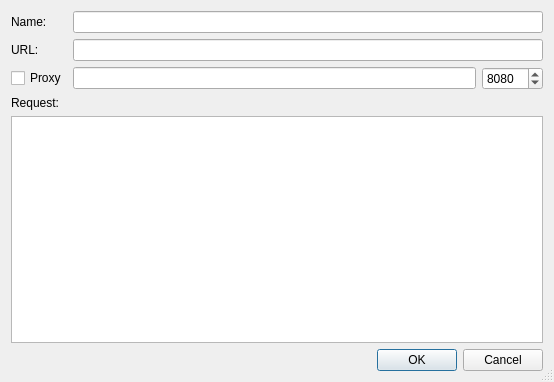
GPlates/GPlates, file src/qt-widgets/ConnectWFSDialogUi.ui: the form before one commit.
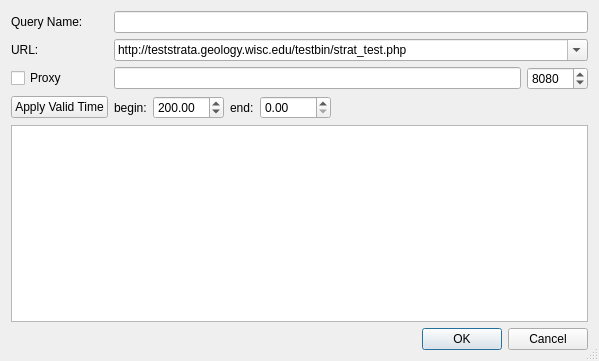
The form after the commit.

What changed in the file:
```diff
--- a/src/qt-widgets/ConnectWFSDialogUi.ui
+++ b/src/qt-widgets/ConnectWFSDialogUi.ui
@@ -6,10 +6,16 @@
    <rect>
     <x>0</x>
     <y>0</y>
-    <width>554</width>
-    <height>382</height>
+    <width>599</width>
+    <height>361</height>
    </rect>
   </property>
+  <property name="sizePolicy">
+   <sizepolicy hsizetype="MinimumExpanding" vsizetype="MinimumExpanding">
+    <horstretch>0</horstretch>
+    <verstretch>0</verstretch>
+   </sizepolicy>
+  </property>
   <property name="minimumSize">
    <size>
     <width>340</width>
@@ -26,7 +32,7 @@
    <bool>true</bool>
   </property>
   <layout class="QGridLayout" name="gridLayout">
-   <item row="2" column="1">
+   <item row="6" column="1">
     <layout class="QHBoxLayout" name="horizontalLayout">
      <item>
       <widget class="QLineEdit" name="lineEdit_proxy"/>
@@ -43,47 +49,123 @@
      </item>
     </layout>
    </item>
-   <item row="0" column="0">
+   <item row="1" column="0">
     <widget class="QLabel" name="label_2">
      <property name="text">
-      <string>Name:</string>
+      <string>Query Name:</string>
      </property>
     </widget>
    </item>
-   <item row="0" column="1">
+   <item row="1" column="1">
     <widget class="QLineEdit" name="lineEdit_name"/>
    </item>
-   <item row="1" column="0">
-    <widget class="QLabel" name="label">
+   <item row="6" column="0">
+    <widget class="QCheckBox" name="checkBox_proxy">
+     <property name="text">
+      <string>Proxy</string>
+     </property>
+    </widget>
+   </item>
+   <item row="4" column="1">
+    <widget class="QComboBox" name="comboBox_url">
+     <property name="editable">
+      <bool>true</bool>
+     </property>
+     <item>
+      <property name="text">
+       <string>http://teststrata.geology.wisc.edu/testbin/strat_test.php</string>
+      </property>
+     </item>
+     <item>
+      <property name="text">
+       <string>http://teststrata.geology.wisc.edu/testbin/paleodb_test.php</string>
+      </property>
+     </item>
+     <item>
+      <property name="text">
+       <string>http://www-a.ga.gov.au/geows/geologicunits/oneg_aus_2_5m/wfs</string>
+      </property>
+     </item>
+     <item>
+      <property name="text">
+       <string>Select a WFS site, or type in a valid url...</string>
+      </property>
+     </item>
+    </widget>
+   </item>
+   <item row="4" column="0">
+    <widget class="QLabel" name="label_4">
      <property name="text">
       <string>URL:</string>
      </property>
     </widget>
    </item>
-   <item row="1" column="1">
-    <widget class="QLineEdit" name="lineEdit_url"/>
-   </item>
-   <item row="3" column="0">
-    <widget class="QLabel" name="label_3">
+   <item row="9" column="0">
+    <widget class="QPushButton" name="pushButton_apply">
      <property name="text">
-      <string>Request:</string>
+      <string>Apply Valid Time</string>
      </property>
     </widget>
    </item>
-   <item row="4" column="0" colspan="2">
-    <widget class="QPlainTextEdit" name="plainTextEdit_request"/>
-   </item>
-   <item row="5" column="1">
+   <item row="11" column="1">
     <widget class="QDialogButtonBox" name="buttonBox">
      <property name="standardButtons">
       <set>QDialogButtonBox::Cancel|QDialogButtonBox::Ok</set>
      </property>
     </widget>
    </item>
-   <item row="2" column="0">
-    <widget class="QCheckBox" name="checkBox_proxy">
-     <property name="text">
-      <string>Proxy</string>
+   <item row="9" column="1">
+    <layout class="QHBoxLayout" name="horizontalLayout_2">
+     <item>
+      <widget class="QLabel" name="label_6">
+       <property name="text">
+        <string>begin:</string>
+       </property>
+      </widget>
+     </item>
+     <item>
+      <widget class="QDoubleSpinBox" name="spinbox_begin">
+       <property name="maximum">
+        <double>1000.000000000000000</double>
+       </property>
+       <property name="value">
+        <double>200.000000000000000</double>
+       </property>
+      </widget>
+     </item>
+     <item>
+      <widget class="QLabel" name="label_5">
+       <property name="text">
+        <string>end:</string>
+       </property>
+      </widget>
+     </item>
+     <item>
+      <widget class="QDoubleSpinBox" name="spinbox_end">
+       <property name="maximum">
+        <double>1000.000000000000000</double>
+       </property>
+      </widget>
+     </item>
+     <item>
+      <spacer name="horizontalSpacer">
+       <property name="orientation">
+        <enum>Qt::Horizontal</enum>
+       </property>
+       <property name="sizeHint" stdset="0">
+        <size>
+         <width>40</width>
+         <height>20</height>
+        </size>
+       </property>
+      </spacer>
+     </item>
+    </layout>
+   </item>
+   <item row="10" column="0" colspan="2">
+    <widget class="QPlainTextEdit" name="plainTextEdit_request">
+     <property name="plainText">
+      <string/>
      </property>
     </widget>
    </item>
```
Left out of the diff: 8 changed lines with no effect on the pictures.
